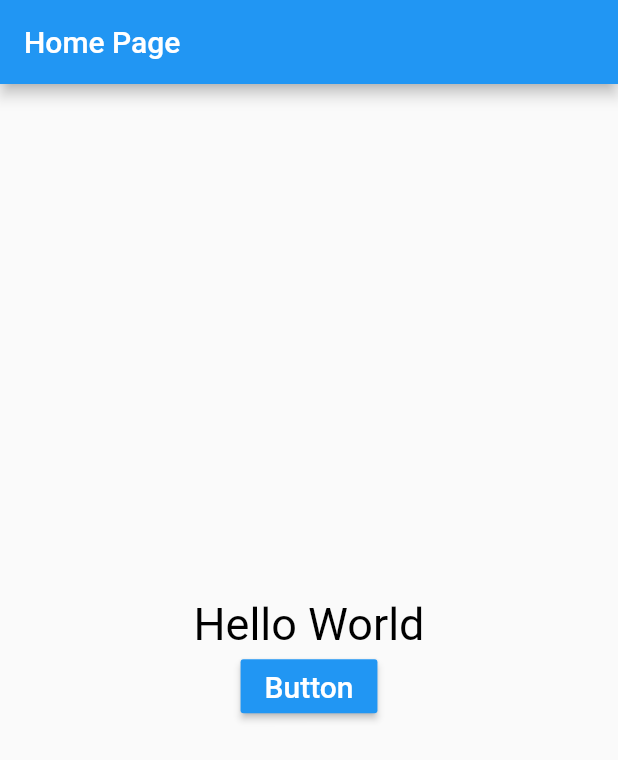
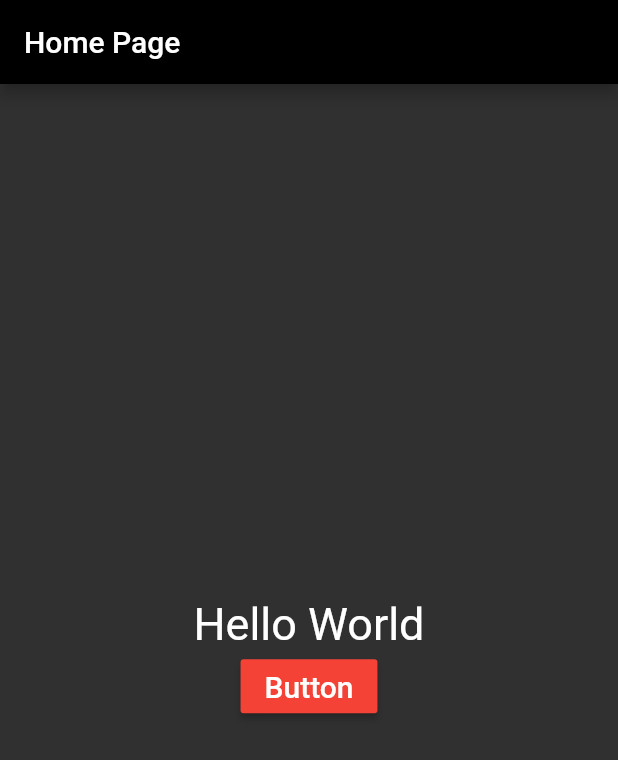
Before and after one commit to Mussabaheen/Flutter_training, a Flutter app: the screen it shows after launch, on a phone screen of 412 x 824 dp. Shown: the top 760 px of the screen. Run offline on Flutter 3.47's test engine with Material 2 defaults, Android fonts, the phone set to English and light mode, and no system bars.

Commit message:
Themes changed get to know about themes in Flutter

```diff
--- a/lib/main.dart
+++ b/lib/main.dart
@@ -29,6 +29,11 @@ class MyApp extends StatelessWidget {
   Widget build(BuildContext context) {
     return new MaterialApp(title:"My App",
       home:new HomePage(),
+      theme: new ThemeData(primaryColor: Colors.black,
+        primaryColorBrightness: Brightness.dark,
+        brightness: Brightness.dark,
+        primarySwatch: Colors.green
+      ),
     );
   }
 }
@@ -65,11 +70,11 @@ class _HomePageState extends State<HomePage> {
         child: new Column(
           mainAxisAlignment:MainAxisAlignment.center,
           children: <Widget>[
-            new Text(mytext,style: new TextStyle(color: Colors.black,fontSize: 30.0),),
+            new Text(mytext,style: new TextStyle(color: Colors.white,fontSize: 30.0),),
             new RaisedButton(
                 child: new Text("Button",style: new TextStyle(color: Colors.white,fontSize: 20.0),),
                 onPressed: _ChangeText,
-                color: Colors.blue,
+                color: Colors.red,
 
 
             )
```
